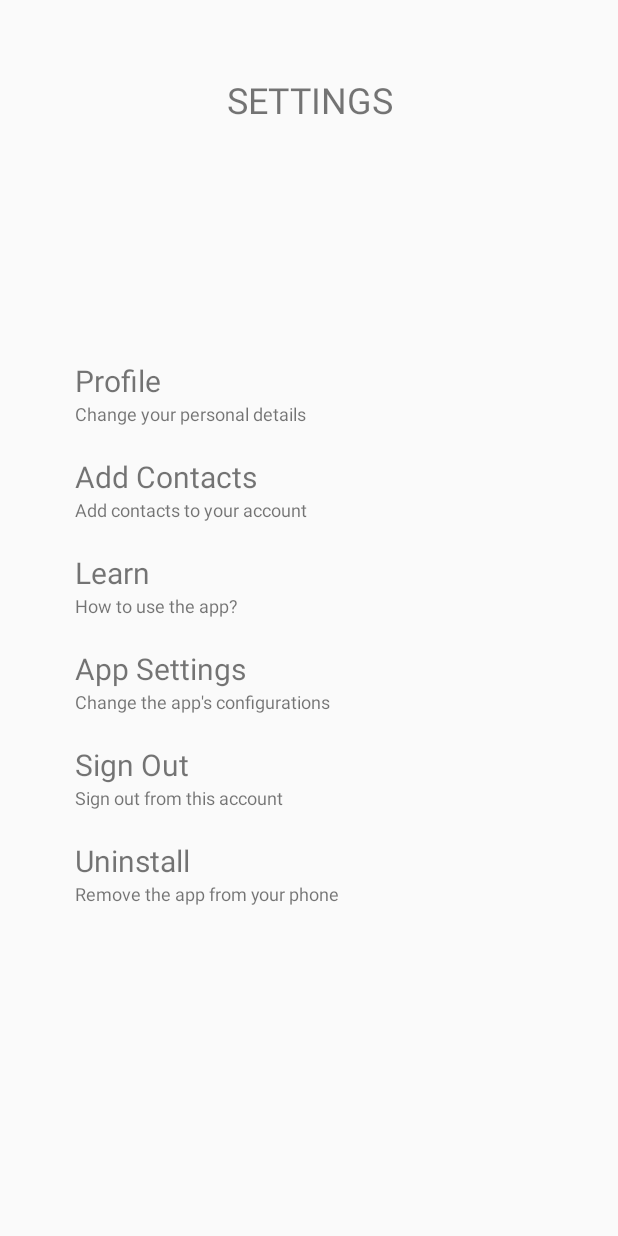
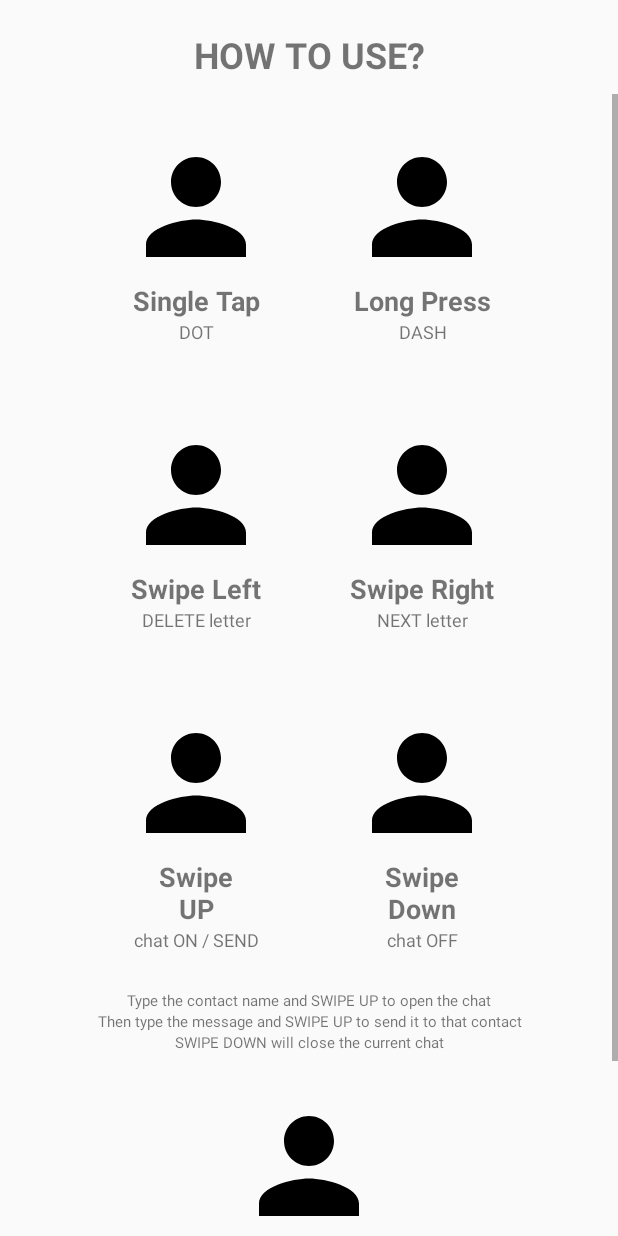
Before and after one commit to AvenashP/AURA, an Android app: the SettingsActivity screen opened directly, with no data from a screen before it, after a tap on "Learn", on a phone screen of 412 x 824 dp. Run offline under Robolectric (Android 15) with nearby library versions, the phone set to English and light mode, and no system bars; our stand-ins replace Firebase (no records; nobody signed in at launch, a user with empty details on screens opened directly); 1 statement that could not run was skipped.

Commit message:
CHECK POINT 4: profile, learn activity fixed

```diff
--- a/app/build.gradle
+++ b/app/build.gradle
@@ -37,5 +37,6 @@ dependencies {
     implementation 'com.weiwangcn.betterspinner:library-material:1.1.0'
     implementation 'com.google.firebase:firebase-ml-vision:24.0.1'
     implementation 'com.google.firebase:firebase-ml-vision-image-label-model:19.0.0'
+    implementation 'androidx.gridlayout:gridlayout:1.0.0'
 }
 apply plugin: 'com.google.gms.google-services'
--- a/app/src/main/java/com/avenashp/auratest/CameraActivity.java
+++ b/app/src/main/java/com/avenashp/auratest/CameraActivity.java
@@ -5,6 +5,8 @@ import androidx.appcompat.app.AppCompatActivity;
 import androidx.recyclerview.widget.LinearLayoutManager;
 import androidx.recyclerview.widget.RecyclerView;
 
+import android.app.ActivityManager;
+import android.content.Context;
 import android.content.Intent;
 import android.graphics.Bitmap;
 import android.graphics.BitmapFactory;
@@ -146,5 +148,15 @@ public class CameraActivity extends AppCompatActivity {
         });
     }
 
+    @Override
+    public void onBackPressed() {
 
+    }
+
+    @Override
+    protected void onPause() {
+        super.onPause();
+        ActivityManager activityManager = (ActivityManager) getApplicationContext().getSystemService(Context.ACTIVITY_SERVICE);
+        activityManager.moveTaskToFront(getTaskId(), 0);
+    }
 }
--- a/app/src/main/java/com/avenashp/auratest/ChatsActivity.java
+++ b/app/src/main/java/com/avenashp/auratest/ChatsActivity.java
@@ -7,6 +7,8 @@ import androidx.recyclerview.widget.LinearLayoutManager;
 import androidx.recyclerview.widget.RecyclerView;
 
 import android.annotation.SuppressLint;
+import android.app.ActivityManager;
+import android.content.Context;
 import android.content.Intent;
 import android.os.Bundle;
 import android.util.Log;
@@ -224,5 +226,10 @@ public class ChatsActivity extends AppCompatActivity implements ChatAdapter.OnCh
         dbCurrentChat = dbChatManager.child(xChatid);
     }
 
-
+    @Override
+    protected void onPause() {
+        super.onPause();
+        ActivityManager activityManager = (ActivityManager) getApplicationContext().getSystemService(Context.ACTIVITY_SERVICE);
+        activityManager.moveTaskToFront(getTaskId(), 0);
+    }
 }
--- a/app/src/main/java/com/avenashp/auratest/ContactsActivity.java
+++ b/app/src/main/java/com/avenashp/auratest/ContactsActivity.java
@@ -7,7 +7,9 @@ import androidx.recyclerview.widget.LinearLayoutManager;
 import androidx.recyclerview.widget.RecyclerView;
 
 import android.annotation.SuppressLint;
+import android.app.ActivityManager;
 import android.app.ProgressDialog;
+import android.content.Context;
 import android.content.DialogInterface;
 import android.content.Intent;
 import android.os.Bundle;
@@ -162,4 +164,11 @@ public class ContactsActivity extends AppCompatActivity implements ContactAdapte
             }, 2000);
         }
     }
+
+    @Override
+    protected void onPause() {
+        super.onPause();
+        ActivityManager activityManager = (ActivityManager) getApplicationContext().getSystemService(Context.ACTIVITY_SERVICE);
+        activityManager.moveTaskToFront(getTaskId(), 0);
+    }
 }
--- a/app/src/main/java/com/avenashp/auratest/ExistingUserActivity.java
+++ b/app/src/main/java/com/avenashp/auratest/ExistingUserActivity.java
@@ -4,9 +4,11 @@ import androidx.annotation.NonNull;
 import androidx.appcompat.app.AlertDialog;
 import androidx.appcompat.app.AppCompatActivity;
 
+import android.app.ProgressDialog;
 import android.content.DialogInterface;
 import android.content.Intent;
 import android.os.Bundle;
+import android.os.Handler;
 import android.view.View;
 import android.widget.Button;
 import android.widget.TextView;
@@ -22,20 +24,41 @@ import com.google.firebase.database.ValueEventListener;
 public class ExistingUserActivity extends AppCompatActivity {
 
     private static final String TAG = "❌EXISTING❌";
-    private TextView name,age,gender,country,usermode;
+    private TextView name,age,gender,country,usermode,topic;
     private Button continueBt;
     private String xUserId,xMode;
     private FirebaseAuth fireAuth;
     private FirebaseUser fireUser;
     private DatabaseReference dbUserDetails;
+    private String activity;
+    private ProgressDialog mProgressDialog;
+
 
     @Override
     protected void onCreate(Bundle savedInstanceState) {
         super.onCreate(savedInstanceState);
         setContentView(R.layout.activity_existing_user);
 
+        activity = getIntent().getStringExtra("Activity");
+
         funInit();
+        mProgressDialog.setMessage("Please wait....");
+        mProgressDialog.show();
         funReadUserDetails();
+        new Handler().postDelayed(new Runnable() {
+            @Override
+            public void run() {
+                mProgressDialog.dismiss();
+            }
+        }, 1000);
+
+        if(activity != null && activity.equals("settings")){
+            topic.setText("PROFILE");
+            continueBt.setVisibility(View.GONE);
+        }
+        else{
+            topic.setText("EXISTING USER");
+        }
 
         continueBt.setOnClickListener(new View.OnClickListener() {
             @Override
@@ -76,12 +99,14 @@ public class ExistingUserActivity extends AppCompatActivity {
     }
 
     private void funInit() {
+        topic = findViewById(R.id.topic);
         name = findViewById(R.id.name);
         age = findViewById(R.id.age);
         gender = findViewById(R.id.gender);
         country = findViewById(R.id.country);
         usermode = findViewById(R.id.usermode);
         continueBt = findViewById(R.id.continueBt);
+        mProgressDialog = new ProgressDialog(ExistingUserActivity.this);
         fireAuth = FirebaseAuth.getInstance();
         fireUser = fireAuth.getCurrentUser();
         xUserId = fireUser.getUid();
@@ -90,6 +115,10 @@ public class ExistingUserActivity extends AppCompatActivity {
 
     @Override
     public void onBackPressed() {
+        if(activity != null && activity.equals("settings")){
+            super.onBackPressed();
+        }
+        else {
             AlertDialog.Builder builder = new AlertDialog.Builder(ExistingUserActivity.this);
             builder.setTitle("Exit Application!");
             builder.setMessage("Are you sure?");
@@ -110,3 +139,4 @@ public class ExistingUserActivity extends AppCompatActivity {
             builder.show();
         }
     }
+}
--- /dev/null
+++ b/app/src/main/java/com/avenashp/auratest/LearnActivity.java
@@ -0,0 +1,14 @@
+package com.avenashp.auratest;
+
+import androidx.appcompat.app.AppCompatActivity;
+
+import android.os.Bundle;
+
+public class LearnActivity extends AppCompatActivity {
+
+    @Override
+    protected void onCreate(Bundle savedInstanceState) {
+        super.onCreate(savedInstanceState);
+        setContentView(R.layout.activity_learn);
+    }
+}
--- a/app/src/main/java/com/avenashp/auratest/SettingsActivity.java
+++ b/app/src/main/java/com/avenashp/auratest/SettingsActivity.java
@@ -14,6 +14,7 @@ import android.os.Bundle;
 import android.view.View;
 import android.widget.Button;
 import android.widget.LinearLayout;
+import android.widget.TextView;
 import android.widget.Toast;
 
 import com.google.firebase.auth.FirebaseAuth;
@@ -29,6 +30,7 @@ import java.util.Set;
 public class SettingsActivity extends AppCompatActivity {
 
     private LinearLayout sProfile, sAddContact,sViewChats,sLearn,sSettings,sSignOut,sUninstall;
+    private TextView profileName,profileNumber;
     private String xUserId,xMode,xName,xAge,xCountry,xGender,xNumber,xType;
     private FirebaseAuth fireAuth;
     private FirebaseUser fireUser;
@@ -47,8 +49,10 @@ public class SettingsActivity extends AppCompatActivity {
         xNumber = getIntent().getStringExtra("xNumber");
         xType = getIntent().getStringExtra("xType");
 
+        funInit();
 
-        funInit();
+        profileName.setText(xName);
+        profileNumber.setText(xNumber);
 
         if(xMode.equals("CARE SEEKER")){
             sViewChats.setVisibility(View.VISIBLE);
@@ -58,6 +62,7 @@ public class SettingsActivity extends AppCompatActivity {
             @Override
             public void onClick(View view) {
                 Intent intent = new Intent(SettingsActivity.this,ExistingUserActivity.class);
+                intent.putExtra("Activity","settings");
                 startActivity(intent);
             }
         });
@@ -73,7 +78,8 @@ public class SettingsActivity extends AppCompatActivity {
         sLearn.setOnClickListener(new View.OnClickListener() {
             @Override
             public void onClick(View view) {
-                Toast.makeText(SettingsActivity.this,"Coming Soon...!",Toast.LENGTH_SHORT).show();
+                Intent intent = new Intent(SettingsActivity.this,LearnActivity.class);
+                startActivity(intent);
             }
         });
 
@@ -131,6 +137,8 @@ public class SettingsActivity extends AppCompatActivity {
     }
 
     private void funInit() {
+        profileName = findViewById(R.id.profileName);
+        profileNumber = findViewById(R.id.profileNumber);
         sProfile = findViewById(R.id.sProfile);
         sAddContact = findViewById(R.id.sAddContact);
         sViewChats = findViewById(R.id.sViewChats);
@@ -155,4 +163,11 @@ public class SettingsActivity extends AppCompatActivity {
             startActivity(intent);
         }
     }
+
+    @Override
+    protected void onPause() {
+        super.onPause();
+        ActivityManager activityManager = (ActivityManager) getApplicationContext().getSystemService(Context.ACTIVITY_SERVICE);
+        activityManager.moveTaskToFront(getTaskId(), 0);
+    }
 }
--- a/app/src/main/res/layout/activity_existing_user.xml
+++ b/app/src/main/res/layout/activity_existing_user.xml
@@ -9,10 +9,10 @@
     tools:context=".ExistingUserActivity">
 
     <TextView
-        android:id="@+id/textView4"
+        android:id="@+id/topic"
         android:layout_width="match_parent"
         android:layout_height="wrap_content"
-        android:text="EXISTING ACCOUNT"
+        android:text=""
         android:textSize="24sp"
         android:gravity="center"
         android:layout_marginBottom="20dp"/>
--- /dev/null
+++ b/app/src/main/res/layout/activity_learn.xml
@@ -0,0 +1,251 @@
+<?xml version="1.0" encoding="utf-8"?>
+<LinearLayout
+    xmlns:android="http://schemas.android.com/apk/res/android"
+    xmlns:tools="http://schemas.android.com/tools"
+    android:layout_width="match_parent"
+    android:layout_height="match_parent"
+    android:orientation="vertical"
+    tools:context=".LearnActivity">
+    <TextView
+        android:layout_width="match_parent"
+        android:layout_height="wrap_content"
+        android:text="HOW TO USE?"
+        android:textSize="24sp"
+        android:textStyle="bold"
+        android:gravity="center"
+        android:layout_marginTop="20dp"
+        android:layout_marginBottom="10dp"/>
+    <ScrollView
+        android:layout_width="match_parent"
+        android:layout_height="wrap_content">
+        <LinearLayout
+            android:layout_width="match_parent"
+            android:layout_height="wrap_content"
+            android:orientation="vertical">
+            <LinearLayout
+                android:layout_width="match_parent"
+                android:layout_height="wrap_content"
+                android:gravity="center"
+                android:orientation="horizontal">
+                <LinearLayout
+                    android:layout_width="wrap_content"
+                    android:layout_height="wrap_content"
+                    android:orientation="vertical"
+                    android:layout_margin="25dp">
+                    <ImageView
+                        android:layout_width="100dp"
+                        android:layout_height="100dp"
+                        android:src="@drawable/ic_person_black_24dp"/>
+                    <TextView
+                        android:layout_width="match_parent"
+                        android:layout_height="wrap_content"
+                        android:text="Single Tap"
+                        android:gravity="center"
+                        android:textSize="18sp"
+                        android:textStyle="bold"/>
+                    <TextView
+                        android:layout_width="match_parent"
+                        android:layout_height="wrap_content"
+                        android:gravity="center"
+                        android:text="DOT"
+                        android:textSize="12sp"/>
+                </LinearLayout>
+                <LinearLayout
+                    android:layout_width="wrap_content"
+                    android:layout_height="wrap_content"
+                    android:orientation="vertical"
+                    android:layout_margin="25dp">
+                    <ImageView
+                        android:layout_width="100dp"
+                        android:layout_height="100dp"
+                        android:src="@drawable/ic_person_black_24dp"/>
+                    <TextView
+                        android:layout_width="match_parent"
+                        android:layout_height="wrap_content"
+                        android:text="Long Press"
+                        android:gravity="center"
+                        android:textSize="18sp"
+                        android:textStyle="bold"/>
+                    <TextView
+                        android:layout_width="match_parent"
+                        android:layout_height="wrap_content"
+                        android:gravity="center"
+                        android:text="DASH"
+                        android:textSize="12sp"/>
+                </LinearLayout>
+            </LinearLayout>
+            <LinearLayout
+                android:layout_width="match_parent"
+                android:layout_height="wrap_content"
+                android:gravity="center"
+                android:orientation="horizontal">
+                <LinearLayout
+                    android:layout_width="wrap_content"
+                    android:layout_height="wrap_content"
+                    android:orientation="vertical"
+                    android:layout_margin="25dp">
+                    <ImageView
+                        android:layout_width="100dp"
+                        android:layout_height="100dp"
+                        android:src="@drawable/ic_person_black_24dp"/>
+                    <TextView
+                        android:layout_width="match_parent"
+                        android:layout_height="wrap_content"
+                        android:text="Swipe Left"
+                        android:gravity="center"
+                        android:textSize="18sp"
+                        android:textStyle="bold"/>
+                    <TextView
+                        android:layout_width="match_parent"
+                        android:layout_height="wrap_content"
+                        android:gravity="center"
+                        android:text="DELETE letter"
+                        android:textSize="12sp"/>
+                </LinearLayout>
+                <LinearLayout
+                    android:layout_width="wrap_content"
+                    android:layout_height="wrap_content"
+                    android:orientation="vertical"
+                    android:layout_margin="25dp">
+                    <ImageView
+                        android:layout_width="100dp"
+                        android:layout_height="100dp"
+                        android:src="@drawable/ic_person_black_24dp"/>
+                    <TextView
+                        android:layout_width="match_parent"
+                        android:layout_height="wrap_content"
+                        android:text="Swipe Right"
+                        android:gravity="center"
+                        android:textSize="18sp"
+                        android:textStyle="bold"/>
+                    <TextView
+                        android:layout_width="match_parent"
+                        android:layout_height="wrap_content"
+                        android:gravity="center"
+                        android:text="NEXT letter"
+                        android:textSize="12sp"/>
+                </LinearLayout>
+            </LinearLayout>
+            <LinearLayout
+                android:layout_width="match_parent"
+                android:layout_height="wrap_content"
+                android:gravity="center"
+                android:orientation="horizontal">
+                <LinearLayout
+                    android:layout_width="wrap_content"
+                    android:layout_height="wrap_content"
+                    android:orientation="vertical"
+                    android:layout_margin="25dp">
+                    <ImageView
+                        android:layout_width="100dp"
+                        android:layout_height="100dp"
+                        android:src="@drawable/ic_person_black_24dp"/>
+                    <TextView
+                        android:layout_width="match_parent"
+                        android:layout_height="wrap_content"
+                        android:text="Swipe\nUP"
+                        android:gravity="center"
+                        android:textSize="18sp"
+                        android:textStyle="bold"/>
+                    <TextView
+                        android:layout_width="match_parent"
+                        android:layout_height="wrap_content"
+                        android:gravity="center"
+                        android:text="chat ON / SEND"
+                        android:textSize="12sp"/>
+                </LinearLayout>
+                <LinearLayout
+                    android:layout_width="wrap_content"
+                    android:layout_height="wrap_content"
+                    android:orientation="vertical"
+                    android:layout_margin="25dp">
+                    <ImageView
+                        android:layout_width="100dp"
+                        android:layout_height="100dp"
+                        android:src="@drawable/ic_person_black_24dp"/>
+                    <TextView
+                        android:layout_width="match_parent"
+                        android:layout_height="wrap_content"
+                        android:text="Swipe\nDown"
+                        android:gravity="center"
+                        android:textSize="18sp"
+                        android:textStyle="bold"/>
+                    <TextView
+                        android:layout_width="match_parent"
+                        android:layout_height="wrap_content"
+                        android:gravity="center"
+                        android:text="chat OFF"
+                        android:textSize="12sp"/>
+                </LinearLayout>
+            </LinearLayout>
+            <TextView
+                android:layout_width="match_parent"
+                android:layout_height="wrap_content"
+                android:text="Type the contact name and SWIPE UP to open the chat"
+                android:textSize="10sp"
+                android:gravity="center"/>
+            <TextView
+                android:layout_width="match_parent"
+                android:layout_height="wrap_content"
+                android:text="Then type the message and SWIPE UP to send it to that contact"
+                android:textSize="10sp"
+                android:gravity="center"/>
+            <TextView
+                android:layout_width="match_parent"
+                android:layout_height="wrap_content"
+                android:text="SWIPE DOWN will close the current chat"
+                android:textSize="10sp"
+                android:gravity="center"/>
+            <LinearLayout
+                android:layout_width="match_parent"
+                android:layout_height="wrap_content"
+                android:orientation="horizontal">
+                <LinearLayout
+                    android:layout_width="match_parent"
+                    android:layout_height="wrap_content"
+                    android:orientation="vertical"
+                    android:gravity="center"
+                    android:layout_margin="25dp">
+                    <ImageView
+                        android:layout_width="100dp"
+                        android:layout_height="100dp"
+                        android:src="@drawable/ic_person_black_24dp"/>
+                    <TextView
+                        android:layout_width="match_parent"
+                        android:layout_height="wrap_content"
+                        android:text="Double Tap"
+                        android:gravity="center"
+                        android:textSize="18sp"
+                        android:textStyle="bold"/>
+                    <TextView
+                        android:layout_width="match_parent"
+                        android:layout_height="wrap_content"
+                        android:gravity="center"
+                        android:text="RE-READ message / open CAMERA"
+                        android:textSize="12sp"/>
+                </LinearLayout>
+            </LinearLayout>
+            <TextView
+                android:layout_width="match_parent"
+                android:layout_height="wrap_content"
+                android:text="DOUBLE TAP will re-read the last message when the chat is ON"
+                android:textSize="10sp"
+                android:gravity="center"/>
+            <TextView
+                android:layout_width="match_parent"
+                android:layout_height="wrap_content"
+                android:text="DOUBLE TAP will open the camera when the chat is OFF"
+                android:textSize="10sp"
+                android:gravity="center"/>
+            <TextView
+                android:layout_width="match_parent"
+                android:layout_height="wrap_content"
+                android:text="SINGLE TAP in camera screen will capture the image"
+                android:textSize="10sp"
+                android:gravity="center"/>
+            <LinearLayout
+                android:layout_width="match_parent"
+                android:layout_height="25dp"/>
+        </LinearLayout>
+    </ScrollView>
+</LinearLayout>
--- a/app/src/main/res/layout/activity_settings.xml
+++ b/app/src/main/res/layout/activity_settings.xml
@@ -27,16 +27,20 @@
             android:layout_height="wrap_content"
             android:orientation="vertical"
             android:layout_marginTop="20dp">
+
             <TextView
+                android:id="@+id/profileName"
                 android:layout_width="wrap_content"
                 android:layout_height="wrap_content"
-                android:text="Profile"
-                android:textSize="20sp"/>
+                android:textSize="20sp"
+                android:text=""/>
+
             <TextView
+                android:id="@+id/profileNumber"
                 android:layout_width="wrap_content"
                 android:layout_height="wrap_content"
-                android:text="Change your personal details"
-                android:textSize="12sp"/>
+                android:textSize="12sp"
+                android:text=""/>
         </LinearLayout>
         <LinearLayout
             android:id="@+id/sAddContact"
--- a/app/src/main/res/values/colors.xml
+++ b/app/src/main/res/values/colors.xml
@@ -1,6 +1,6 @@
 <?xml version="1.0" encoding="utf-8"?>
 <resources>
     <color name="colorPrimary">#008577</color>
-    <color name="colorPrimaryDark">#00574B</color>
+    <color name="colorPrimaryDark">#0B40FF</color>
     <color name="colorAccent">#D81B60</color>
 </resources>
```
Also changed, not shown: app/src/main/AndroidManifest.xml (+5 -6 lines). Lines whose indentation alone changed are shown as unchanged.
